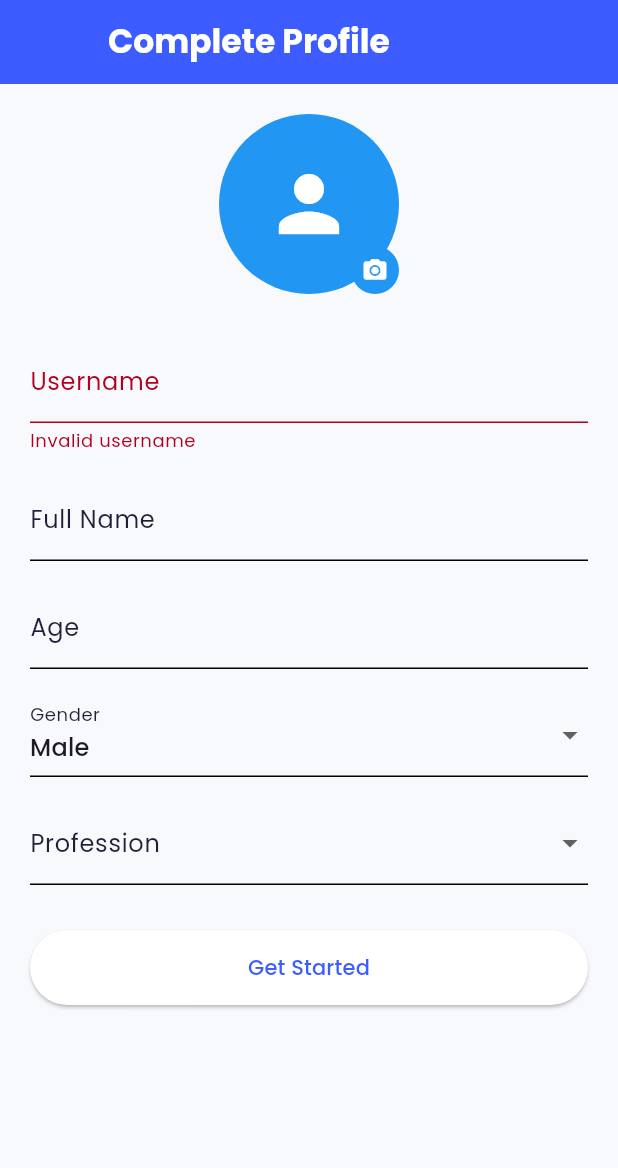
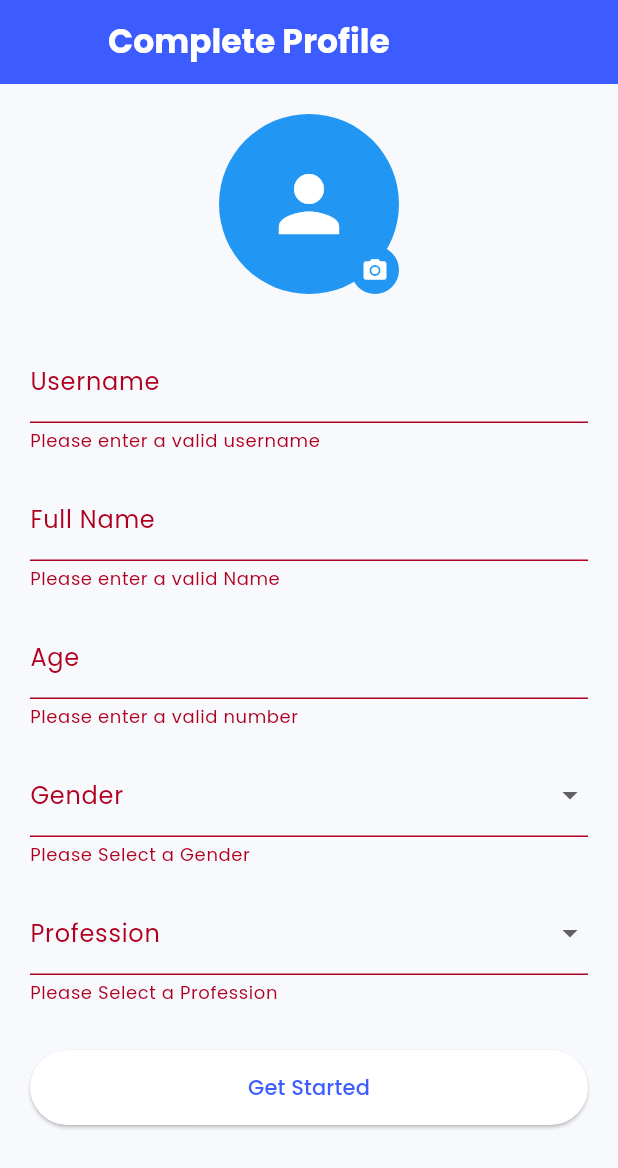
Before and after one commit to CyberJunior18/SophiaPath, a Flutter app: the screen it shows after launch, after a tap on "Get Started", on a phone screen of 412 x 824 dp. Shown: the top 1168 px of the screen. Run offline on Flutter 3.47's test engine with Material 3 defaults, Android fonts, the phone set to English and light mode, and no system bars; our stand-ins replace curved_navigation_bar, flutter_local_notifications, google_fonts, image_picker, share_plus, shared_preferences and 2 more; accounts and stored records are empty.

Commit message:
fixed issue in registering: all inputs are being validated

```diff
--- a/lib/screens/register_screen.dart
+++ b/lib/screens/register_screen.dart
@@ -35,7 +35,7 @@ class _UserProfileScreenState extends State<UserProfileScreen> {
   final ImagePicker _picker = ImagePicker();
 
   bool _isLoading = false;
-  String _selectedGender = 'Male';
+  String? _selectedGender;
   String _profileImage = '';
 
   final List<String> _availableTags = [
@@ -98,7 +98,7 @@ class _UserProfileScreenState extends State<UserProfileScreen> {
       fullName: _fullNameController.text.trim(),
       tag: _tagController.text.trim(),
       age: int.tryParse(_ageController.text) ?? 0,
-      sex: _selectedGender,
+      sex: _selectedGender!,
       profileImage: _profileImage.isEmpty
           ? 'https://cdn.wallpapersafari.com/95/19/uFaSYI.jpg'
           : _profileImage,
@@ -321,14 +321,23 @@ class _UserProfileScreenState extends State<UserProfileScreen> {
                     TextFormField(
                       controller: _usernameController,
                       decoration: const InputDecoration(labelText: 'Username'),
-                      validator: (v) =>
-                          v == null || v.length < 3 ? 'Invalid username' : null,
+                      validator: (v) => v == null || v.isEmpty
+                          ? "Please enter a valid username"
+                          : v.length < 3
+                          ? 'Invalid username'
+                          : null,
+                      // todo : when we create database,check if username already exists, show : username exists
                     ),
                     const SizedBox(height: 16),
 
                     TextFormField(
                       controller: _fullNameController,
                       decoration: const InputDecoration(labelText: 'Full Name'),
+                      validator: (v) => v == null || v.isEmpty
+                          ? "Please enter a valid Name"
+                          : v.length < 3
+                          ? 'Invalid Name'
+                          : null,
                     ),
                     const SizedBox(height: 16),
 
@@ -336,6 +345,11 @@ class _UserProfileScreenState extends State<UserProfileScreen> {
                       controller: _ageController,
                       keyboardType: TextInputType.number,
                       decoration: const InputDecoration(labelText: 'Age'),
+                      validator: (v) => v == null
+                          ? 'Please enter a value'
+                          : int.tryParse(v) == null
+                          ? 'Please enter a valid number'
+                          : null,
                     ),
                     const SizedBox(height: 16),
 
@@ -348,6 +362,8 @@ class _UserProfileScreenState extends State<UserProfileScreen> {
                           )
                           .toList(),
                       onChanged: (v) => setState(() => _selectedGender = v!),
+                      validator: (v) =>
+                          v == null ? "Please Select a Gender" : null,
                     ),
                     const SizedBox(height: 16),
 
@@ -364,6 +380,9 @@ class _UserProfileScreenState extends State<UserProfileScreen> {
                           )
                           .toList(),
                       onChanged: (v) => _tagController.text = v!,
+                      validator: (v) => v == null || v.isEmpty
+                          ? "Please Select a Profession"
+                          : null,
                     ),
 
                     const SizedBox(height: 30),
```
Lines whose indentation alone changed are shown as unchanged.
